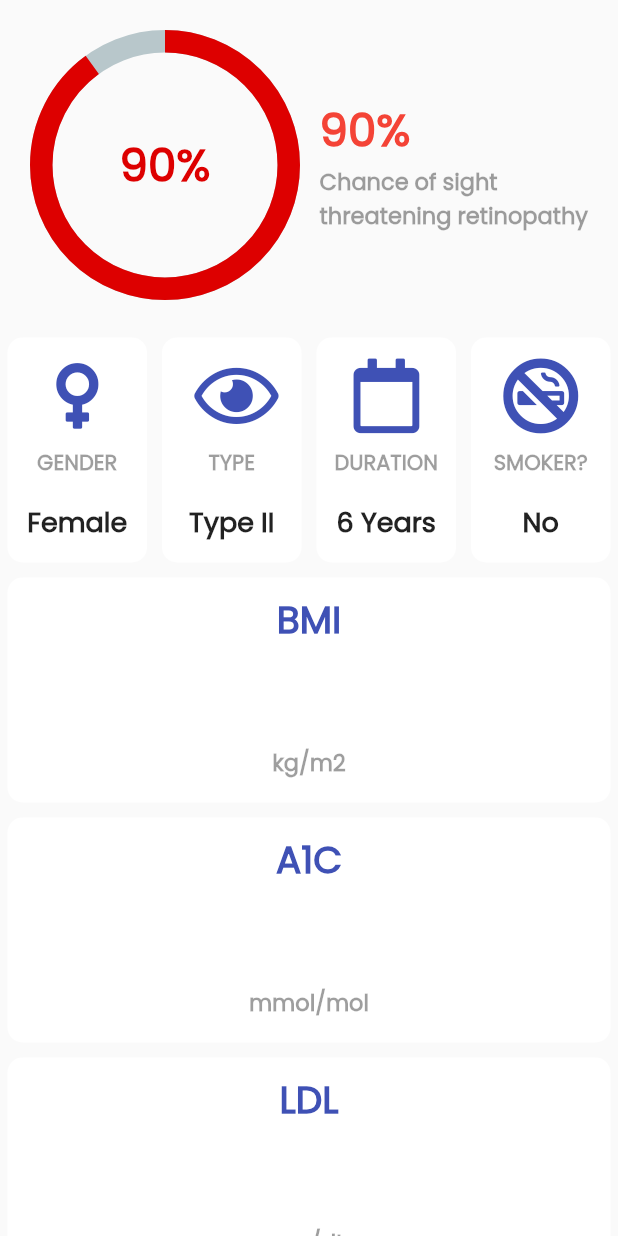
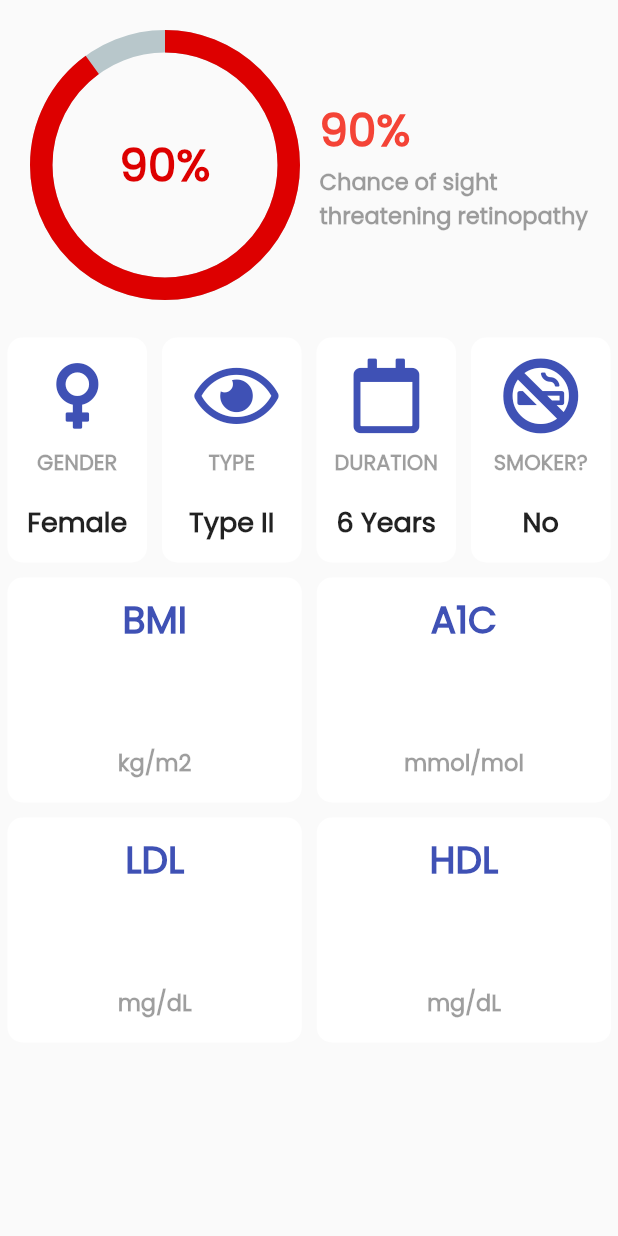
Before and after one commit to Ammar-Raneez/E-Ophthalmologist_UI, a Flutter app: the HomeScreen screen opened by its route, on a phone screen of 412 x 824 dp. Run offline on Flutter 3.47's test engine with Material 2 defaults, Android fonts, the phone set to English and light mode, and no system bars; drawn by our look-alikes of percent_indicator; our stand-ins replace cached_network_image, cloud_firestore, dio, firebase_auth, firebase_core, firebase_storage and 3 more; missing offline and left inert: add_2_calendar; accounts and stored records are empty.

Commit message:
home screen horizontal cards in rows of 2 each

```diff
--- a/lib/components/home_page_reusable_card.dart
+++ b/lib/components/home_page_reusable_card.dart
@@ -10,7 +10,7 @@ class HomePageReusableCard extends StatelessWidget {
   @override
   Widget build(BuildContext context) {
     return Container(
-      width: MediaQuery.of(context).size.width,
+      width: MediaQuery.of(context).size.width / 2.1,
       child: cardContent,
       margin: EdgeInsets.all(5.0),
       height: 150,
--- a/lib/screens/home_screen.dart
+++ b/lib/screens/home_screen.dart
@@ -214,14 +214,22 @@ class _HomeScreenState extends State<HomeScreen> {
                               ),
                       ],
                     ),
+                    Row(
+                      children: [
                         _commonHorizontalCard(
                             title: 'BMI', unit: 'kg/m2', val: bmi),
                         _commonHorizontalCard(
                             title: 'A1C', unit: 'mmol/mol', val: a1c),
+                      ],
+                    ),
+                    Row(
+                      children: [
                         _commonHorizontalCard(
                             title: 'LDL', unit: 'mg/dL', val: ldl),
                         _commonHorizontalCard(
                             title: 'HDL', unit: 'mg/dL', val: hdl),
+                      ],
+                    ),
                     eyeScans.length == 0
                         // if there are not any scans do not show this section
                         ? Container(
@@ -282,10 +290,7 @@ class _HomeScreenState extends State<HomeScreen> {
                                               child: Image.asset(
                                                 getRandomEyeScanImage(),
                                                 height: 100,
-                                                  width: MediaQuery.of(context)
-                                                          .size
-                                                          .width /
-                                                      2.5),
+                                              ),
                                               fit: BoxFit.fill,
                                             ),
                                           ),
```
Lines whose indentation alone changed are shown as unchanged.
